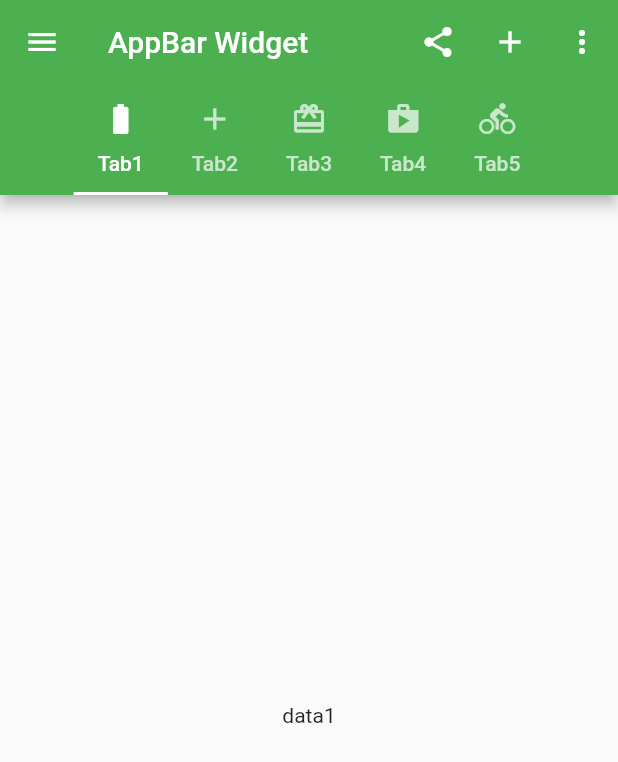
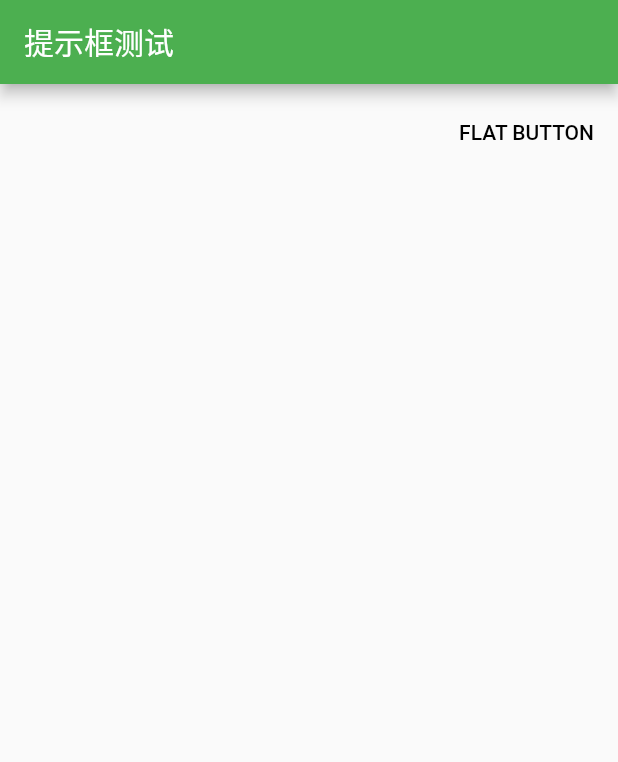
Before and after one commit to feibaise/flutter_study_demo, a Flutter app: the screen it shows after launch, on a phone screen of 412 x 824 dp. Shown: the top 762 px of the screen. Run offline on Flutter 3.47's test engine with Material 2 defaults, Android fonts, the phone set to English and light mode, and no system bars.

Commit message:
提示框

```diff
--- a/lib/main.dart
+++ b/lib/main.dart
@@ -1,4 +1,5 @@
 import 'package:flutter/material.dart';
+import 'package:flutter_study_demo/widget/AlerDialogDemo.dart';
 import 'package:flutter_study_demo/widget/ButtonDemo.dart';
 import 'package:flutter_study_demo/widget/ImageDemo.dart';
 
@@ -6,7 +7,7 @@ import 'layout/AppBarDemo.dart';
 import 'layout/ScaffoldDemo.dart';
 import 'widget/TextDemo.dart';
 
-void main() => runApp(AppBarApp());
+void main() => runApp(AlertDialogApp());
 
 class MyApp extends StatelessWidget {
   @override
@@ -15,7 +16,7 @@ class MyApp extends StatelessWidget {
       title: 'Flutter Demo',
       theme: ThemeData(
       ),
-      home: AppBarApp(),
+      home: AlertDialogApp(),
     );
   }
 }
--- /dev/null
+++ b/lib/widget/AlerDialogDemo.dart
@@ -0,0 +1,73 @@
+import 'package:flutter/material.dart';
+
+import 'AlerDialogTest.dart';
+
+class AlertDialogApp extends StatelessWidget {
+  @override
+  Widget build(BuildContext context) {
+    return MaterialApp(
+      title: "弹窗提示框",
+      theme: ThemeData(
+        primarySwatch: Colors.green,
+      ),
+      home: AlertDialogPage(),
+    );
+  }
+}
+
+class AlertDialogPage extends StatefulWidget {
+  @override
+  AlertDialogPageState createState() => new AlertDialogPageState();
+}
+
+class AlertDialogPageState extends State<AlertDialogPage> {
+  @override
+  Widget build(BuildContext context) {
+    return Scaffold(
+      appBar: AppBar(
+        title: Text('提示框测试'),
+      ),
+      body: Container(
+          child: ButtonBar(
+        children: <Widget>[
+          //扁平化按钮
+          FlatButton(
+            child: Text('FLAT BUTTON', semanticsLabel: 'FLAT BUTTON 1'),
+            onPressed: () {
+//                dialog1(context);
+//                officialDialog2(context);
+//                dialog3(context);
+//                dialog4(context);
+              dialog6(context);
+            },
+          ),
+          //扁平化禁用状态按钮
+        ],
+      )),
+    );
+  }
+
+  @override
+  void initState() {
+    // TODO: implement initState
+    super.initState();
+  }
+
+  @override
+  void dispose() {
+    // TODO: implement dispose
+    super.dispose();
+  }
+
+  @override
+  void didUpdateWidget(AlertDialogPage oldWidget) {
+    // TODO: implement didUpdateWidget
+    super.didUpdateWidget(oldWidget);
+  }
+
+  @override
+  void didChangeDependencies() {
+    // TODO: implement didChangeDependencies
+    super.didChangeDependencies();
+  }
+}
```
Also changed, not shown: lib/widget/AlerDialogTest.dart (added, +133 -0 lines).
